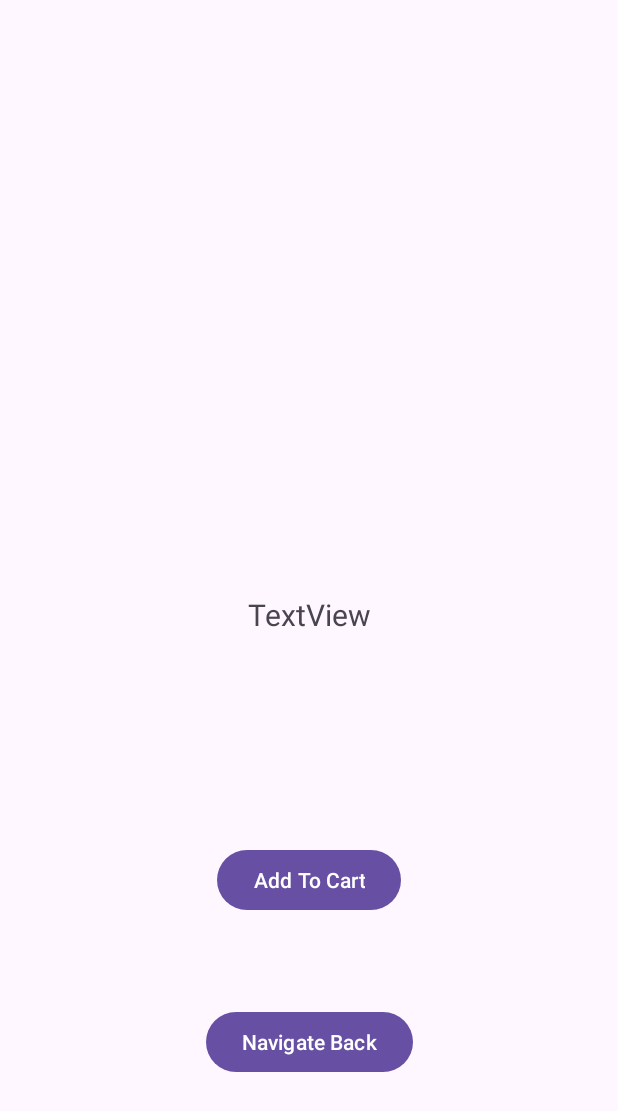
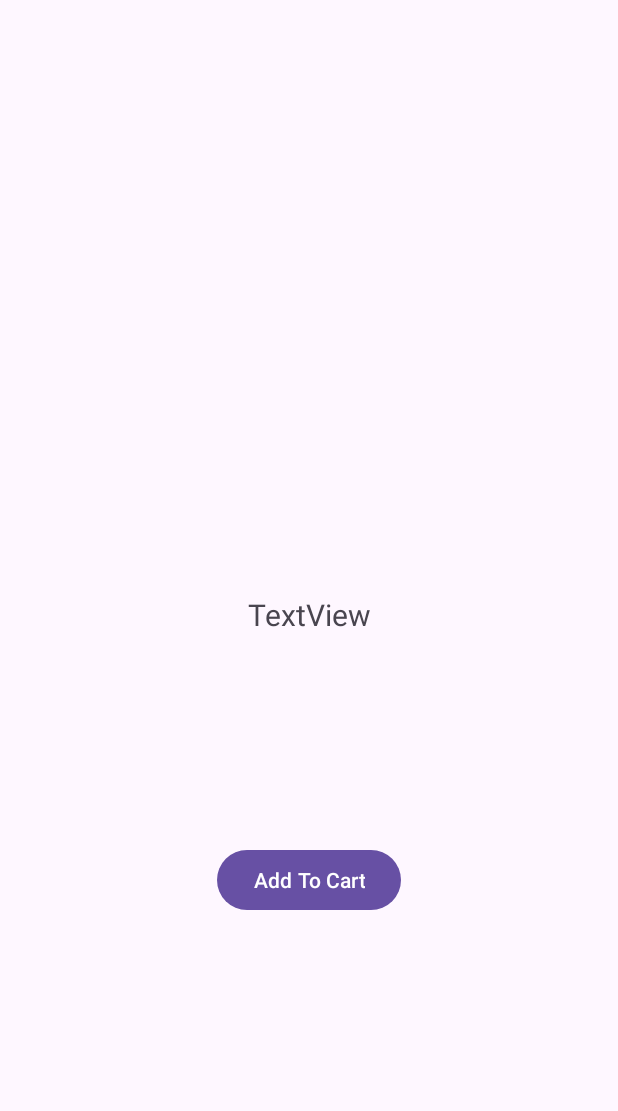
Before and after one commit to vamsimadhav/BranchDemoApp, an Android app: the fragment DressFragment placed in its activity, on a phone screen of 412 x 824 dp. Shown: the top 1111 px of the screen. Run offline under Robolectric (Android 15) with nearby library versions, the phone set to English and light mode, and no system bars; libraries missing offline, so code that uses them is left out: io.branch.indexing, io.branch.referral; 8 statements that could not run were skipped.

Commit message:
fixed bug

```diff
--- a/app/src/main/AndroidManifest.xml
+++ b/app/src/main/AndroidManifest.xml
@@ -17,7 +17,7 @@
         tools:targetApi="33">
         <activity
             android:name=".Activitys.MainActivity"
-            android:launchMode="singleTask"
+            android:launchMode="standard"
             android:exported="true">
 
             <intent-filter>
--- a/app/src/main/java/com/example/branchdemoapp/Fragments/DressFragment.java
+++ b/app/src/main/java/com/example/branchdemoapp/Fragments/DressFragment.java
@@ -35,7 +35,6 @@ public class DressFragment extends Fragment {
         TextView dressName = getActivity().findViewById(R.id.textName);
         TextView dressCost = getActivity().findViewById(R.id.textCost);
         Button addToCart = getActivity().findViewById(R.id.addToCart);
-        Button backButton =  getActivity().findViewById(R.id.backButton);
 
         DressFragmentArgs args = DressFragmentArgs.fromBundle(getArguments());
         ShopModel shopModel = args.getShopModel();
@@ -65,8 +64,7 @@ public class DressFragment extends Fragment {
             addToCart.setEnabled(false);
 
             Toast.makeText(getContext(),"Add to Cart Tracked", Toast.LENGTH_SHORT).show();
+            Navigation.findNavController(getView()).navigate(R.id.optionsFragment);
         });
-
-        backButton.setOnClickListener(view12 -> Navigation.findNavController(getView()).navigate(R.id.optionsFragment));
     }
 }
--- a/app/src/main/res/layout/fragment_dress.xml
+++ b/app/src/main/res/layout/fragment_dress.xml
@@ -49,13 +49,4 @@
         app:layout_constraintStart_toStartOf="parent"
         app:layout_constraintTop_toBottomOf="@+id/textCost" />
 
-    <Button
-        android:id="@+id/backButton"
-        android:layout_width="wrap_content"
-        android:layout_height="wrap_content"
-        android:layout_marginTop="60dp"
-        android:text="Navigate Back"
-        app:layout_constraintEnd_toEndOf="@+id/addToCart"
-        app:layout_constraintStart_toStartOf="@+id/addToCart"
-        app:layout_constraintTop_toBottomOf="@+id/addToCart" />
 </androidx.constraintlayout.widget.ConstraintLayout>
```
